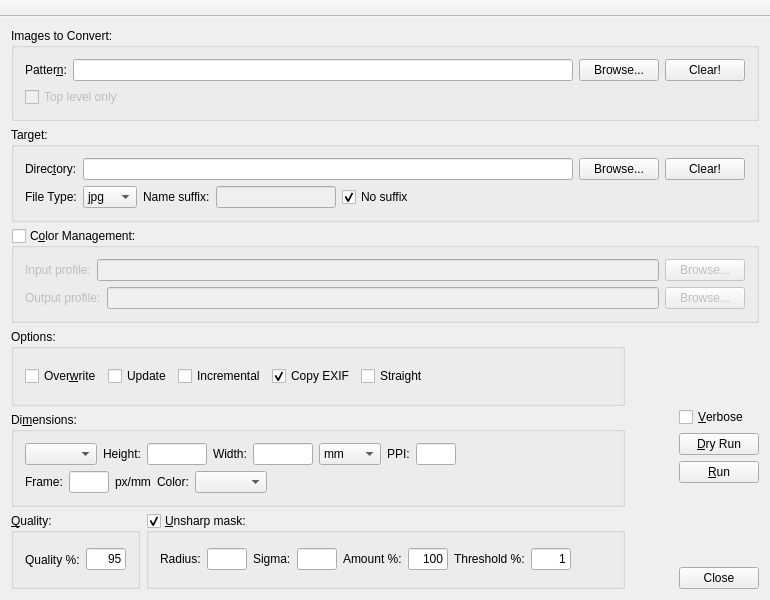
First picture: the form in qt/BatchConvertImages/mainwindow.ui, repository autarkper/Autark-Utility-Software-Collection, before the edit.
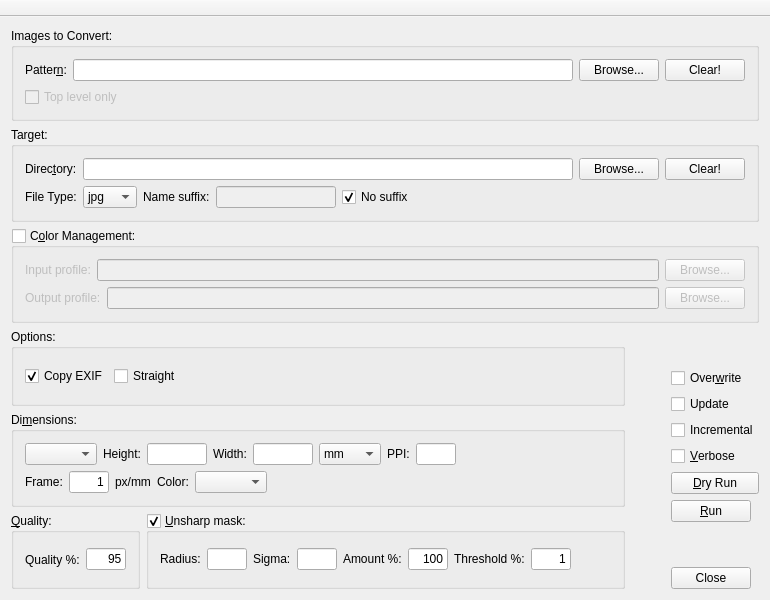
Second picture: the form after the edit.

Commit message: 1) A default frame size of 1. 2) Move option checkboxes around a bit.

```diff
--- a/qt/BatchConvertImages/mainwindow.ui
+++ b/qt/BatchConvertImages/mainwindow.ui
@@ -326,36 +326,6 @@
            <string>Options:</string>
           </property>
           <layout class="QHBoxLayout" name="horizontalLayout_9">
-           <item>
-            <widget class="QCheckBox" name="chkOverWrite">
-             <property name="toolTip">
-              <string>Overwrite existing files</string>
-             </property>
-             <property name="text">
-              <string>Over&amp;write</string>
-             </property>
-            </widget>
-           </item>
-           <item>
-            <widget class="QCheckBox" name="chkUpdate">
-             <property name="toolTip">
-              <string>Only update existing files (target must exist)</string>
-             </property>
-             <property name="text">
-              <string>Update</string>
-             </property>
-            </widget>
-           </item>
-           <item>
-            <widget class="QCheckBox" name="chkIncremental">
-             <property name="toolTip">
-              <string>Only process newer files since last run</string>
-             </property>
-             <property name="text">
-              <string>Incremental</string>
-             </property>
-            </widget>
-           </item>
            <item>
             <widget class="QCheckBox" name="chkCopyExif">
              <property name="toolTip">
@@ -632,6 +602,9 @@
                  <property name="inputMethodHints">
                   <set>Qt::ImhDigitsOnly</set>
                  </property>
+                 <property name="text">
+                  <string>1</string>
+                 </property>
                  <property name="alignment">
                   <set>Qt::AlignRight|Qt::AlignTrailing|Qt::AlignVCenter</set>
                  </property>
@@ -996,6 +969,36 @@
           </property>
          </spacer>
         </item>
+        <item>
+         <widget class="QCheckBox" name="chkOverWrite">
+          <property name="toolTip">
+           <string>Overwrite existing files</string>
+          </property>
+          <property name="text">
+           <string>Over&amp;write</string>
+          </property>
+         </widget>
+        </item>
+        <item>
+         <widget class="QCheckBox" name="chkUpdate">
+          <property name="toolTip">
+           <string>Only update existing files (target must exist)</string>
+          </property>
+          <property name="text">
+           <string>Update</string>
+          </property>
+         </widget>
+        </item>
+        <item>
+         <widget class="QCheckBox" name="chkIncremental">
+          <property name="toolTip">
+           <string>Only process newer files since last run</string>
+          </property>
+          <property name="text">
+           <string>Incremental</string>
+          </property>
+         </widget>
+        </item>
         <item>
          <widget class="QCheckBox" name="chkVerbose">
           <property name="toolTip">
```
